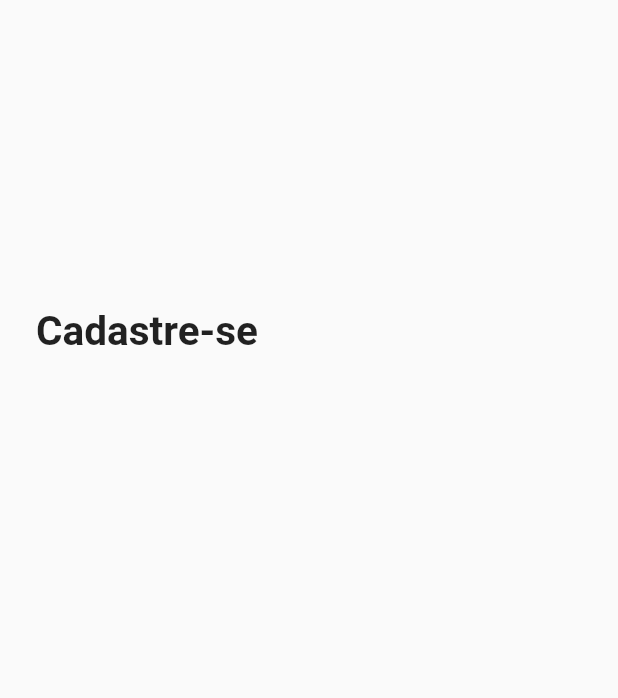
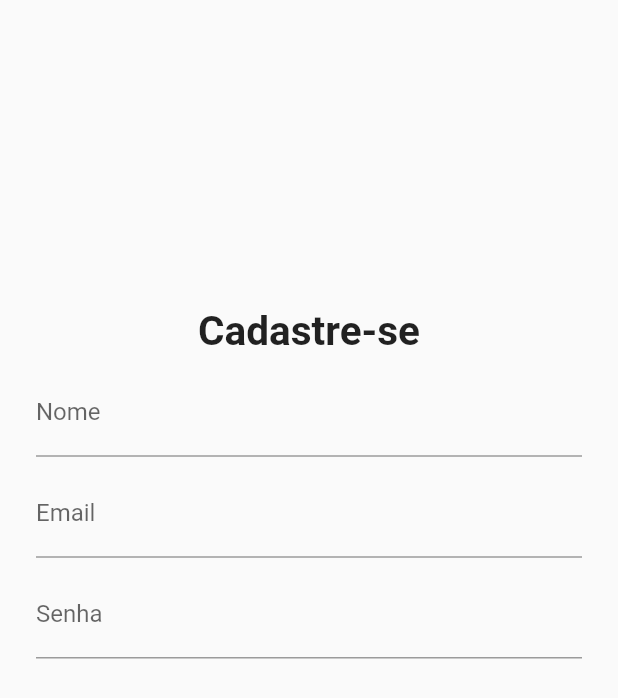
Before and after one commit to proz-tecnologia/PIT01GP08, a Flutter app: the RegisterPage screen opened directly, on a phone screen of 412 x 824 dp. Shown: the top 698 px of the screen. Run offline on Flutter 3.47's test engine with Material 2 defaults, Android fonts, the phone set to English and light mode, and no system bars.

Commit message:
add: input item form

```diff
--- a/lib/register/register_page.dart
+++ b/lib/register/register_page.dart
@@ -25,7 +25,9 @@ class RegisterPageState extends State<RegisterPage> {
       body: SingleChildScrollView(
         child: Padding(
           padding: const EdgeInsets.all(24.0),
-          child: Column(mainAxisSize: MainAxisSize.min, children: [
+          child: Column(
+            mainAxisSize: MainAxisSize.min,
+            children: [
               SizedBox(
                 height: sizeSpaceTitleTop,
               ),
@@ -33,9 +35,60 @@ class RegisterPageState extends State<RegisterPage> {
                 'Cadastre-se',
                 style: TextStyle(fontSize: 27, fontWeight: FontWeight.bold),
               ),
-          ]),
+              Form(
+                child: Column(
+                  children: [
+                    SizedBox(
+                      height: sizeSpaceItem,
+                    ),
+                    TextFormFieldDefault(
+                        textInputAction: _textInputActionNext,
+                        labelText: 'Nome'),
+                    SizedBox(
+                      height: sizeSpaceItem,
+                    ),
+                    TextFormFieldDefault(
+                        textInputAction: _textInputActionNext,
+                        labelText: 'Email'),
+                    SizedBox(
+                      height: sizeSpaceItem,
+                    ),
+                    const TextFormFieldDefault(
+                        textInputAction: TextInputAction.done,
+                        labelText: 'Senha'),
+                    SizedBox(
+                      height: sizeSpaceItemButton,
+                    ),
+                  ],
+                ),
+              ),
+            ],
+          ),
         ),
       ),
     );
   }
 }
+
+class TextFormFieldDefault extends StatelessWidget {
+  const TextFormFieldDefault({
+    Key? key,
+    required TextInputAction textInputAction,
+    required String labelText,
+  })  : _textInputAction = textInputAction,
+        _labelText = labelText,
+        super(key: key);
+
+  final TextInputAction _textInputAction;
+  final String _labelText;
+
+  @override
+  Widget build(BuildContext context) {
+    return TextFormField(
+      textInputAction: _textInputAction,
+      decoration: InputDecoration(
+        labelText: _labelText,
+      ),
+    );
+  }
+}
```
Lines whose indentation alone changed are shown as unchanged.
